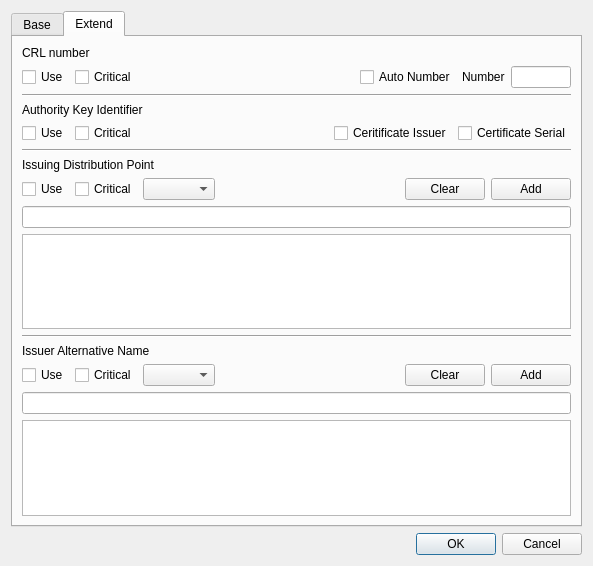
The window that CCMan/make_crl_profile_dlg.ui (jykim74/CCMan) describes before a commit, drawn with Qt 5.
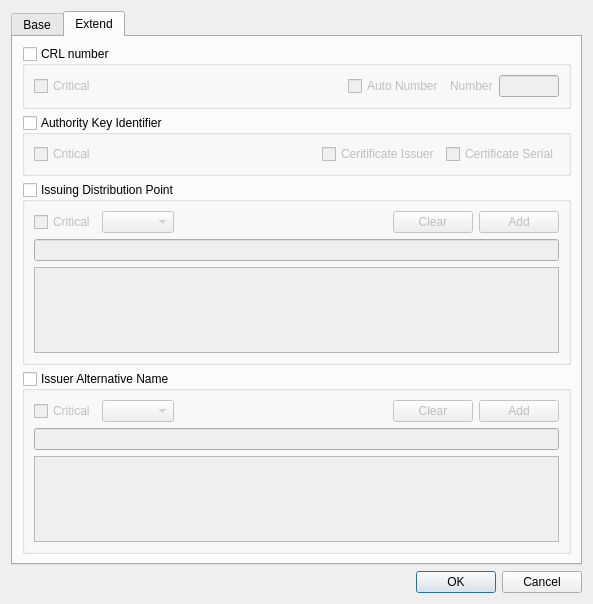
The same window after the commit. The open tabs and pages were chosen to show the change.

The edit to the form file:
```diff
--- a/CCMan/make_crl_profile_dlg.ui
+++ b/CCMan/make_crl_profile_dlg.ui
@@ -7,7 +7,7 @@
     <x>0</x>
     <y>0</y>
     <width>593</width>
-    <height>566</height>
+    <height>604</height>
    </rect>
   </property>
   <property name="windowTitle">
@@ -203,24 +203,7 @@
         </widget>
        </item>
        <item>
-        <layout class="QGridLayout" name="gridLayout_9">
-         <property name="topMargin">
-          <number>0</number>
-         </property>
-         <item row="0" column="3">
-          <widget class="QPushButton" name="mExtensionsAddBtn">
-           <property name="text">
-            <string>Add</string>
-           </property>
-          </widget>
-         </item>
-         <item row="0" column="0">
-          <widget class="QCheckBox" name="mExtensionsUseCheck">
-           <property name="text">
-            <string>Use Extensions</string>
-           </property>
-          </widget>
-         </item>
+           <layout class="QGridLayout" name="gridLayout_11">
          <item row="0" column="2">
           <widget class="QPushButton" name="mExtensionsClearBtn">
            <property name="text">
@@ -298,22 +281,33 @@
       </attribute>
       <layout class="QVBoxLayout" name="verticalLayout_3">
        <item>
-        <widget class="QLabel" name="label_2">
-         <property name="text">
+        <widget class="QGroupBox" name="mCRLNumGroup">
+         <property name="minimumSize">
+          <size>
+           <width>0</width>
+           <height>0</height>
+          </size>
+         </property>
+         <property name="title">
           <string>CRL number</string>
          </property>
-        </widget>
-       </item>
+         <property name="checkable">
+          <bool>true</bool>
+         </property>
+         <property name="checked">
+          <bool>false</bool>
+         </property>
+         <layout class="QVBoxLayout" name="verticalLayout_5">
        <item>
-        <layout class="QGridLayout" name="gridLayout_5">
-         <item row="0" column="1">
+           <layout class="QGridLayout" name="gridLayout_9">
+            <item row="0" column="0">
           <widget class="QCheckBox" name="mCRLNumCriticalCheck">
            <property name="text">
             <string>Critical</string>
            </property>
           </widget>
          </item>
-         <item row="0" column="5">
+            <item row="0" column="4">
           <widget class="QLineEdit" name="mCRLNumText">
            <property name="maximumSize">
             <size>
@@ -323,28 +317,21 @@
            </property>
           </widget>
          </item>
-         <item row="0" column="0">
-          <widget class="QCheckBox" name="mCRLNumUseCheck">
-           <property name="text">
-            <string>Use</string>
-           </property>
-          </widget>
-         </item>
-         <item row="0" column="4">
+            <item row="0" column="3">
           <widget class="QLabel" name="label_11">
            <property name="text">
             <string>Number</string>
            </property>
           </widget>
          </item>
-         <item row="0" column="3">
+            <item row="0" column="2">
           <widget class="QCheckBox" name="mCRLNumAutoCheck">
            <property name="text">
             <string>Auto Number</string>
            </property>
           </widget>
          </item>
-         <item row="0" column="2">
+            <item row="0" column="1">
           <spacer name="horizontalSpacer_4">
            <property name="orientation">
             <enum>Qt::Horizontal</enum>
@@ -359,44 +346,30 @@
          </item>
         </layout>
        </item>
-       <item>
-        <widget class="Line" name="line_3">
-         <property name="orientation">
-          <enum>Qt::Horizontal</enum>
-         </property>
+         </layout>
         </widget>
        </item>
        <item>
-        <widget class="QLabel" name="label_12">
-         <property name="text">
+        <widget class="QGroupBox" name="mAKIGroup">
+         <property name="minimumSize">
+          <size>
+           <width>0</width>
+           <height>0</height>
+          </size>
+         </property>
+         <property name="title">
           <string>Authority Key Identifier</string>
          </property>
-        </widget>
-       </item>
+         <property name="checkable">
+          <bool>true</bool>
+         </property>
+         <property name="checked">
+          <bool>false</bool>
+         </property>
+         <layout class="QVBoxLayout" name="verticalLayout_6">
        <item>
-        <layout class="QGridLayout" name="gridLayout_6">
-         <item row="0" column="1">
-          <widget class="QCheckBox" name="mAKICriticalCheck">
-           <property name="text">
-            <string>Critical</string>
-           </property>
-          </widget>
-         </item>
+           <layout class="QGridLayout" name="gridLayout_5">
          <item row="0" column="3">
-          <widget class="QCheckBox" name="mAKICertIssuerCheck">
-           <property name="text">
-            <string>Ceritificate Issuer</string>
-           </property>
-          </widget>
-         </item>
-         <item row="0" column="0">
-          <widget class="QCheckBox" name="mAKIUseCheck">
-           <property name="text">
-            <string>Use</string>
-           </property>
-          </widget>
-         </item>
-         <item row="0" column="4">
           <widget class="QCheckBox" name="mAKICertSerialCheck">
            <property name="text">
             <string>Certificate Serial</string>
@@ -404,6 +377,20 @@
           </widget>
          </item>
          <item row="0" column="2">
+             <widget class="QCheckBox" name="mAKICertIssuerCheck">
+              <property name="text">
+               <string>Ceritificate Issuer</string>
+              </property>
+             </widget>
+            </item>
+            <item row="0" column="0">
+             <widget class="QCheckBox" name="mAKICriticalCheck">
+              <property name="text">
+               <string>Critical</string>
+              </property>
+             </widget>
+            </item>
+            <item row="0" column="1">
           <spacer name="horizontalSpacer_5">
            <property name="orientation">
             <enum>Qt::Horizontal</enum>
@@ -418,30 +405,30 @@
          </item>
         </layout>
        </item>
-       <item>
-        <widget class="Line" name="line_4">
-         <property name="orientation">
-          <enum>Qt::Horizontal</enum>
-         </property>
+         </layout>
         </widget>
        </item>
        <item>
-        <widget class="QLabel" name="label_13">
-         <property name="text">
+        <widget class="QGroupBox" name="mIDPGroup">
+         <property name="minimumSize">
+          <size>
+           <width>0</width>
+           <height>0</height>
+          </size>
+         </property>
+         <property name="title">
           <string>Issuing Distribution Point</string>
          </property>
-        </widget>
-       </item>
+         <property name="checkable">
+          <bool>true</bool>
+         </property>
+         <property name="checked">
+          <bool>false</bool>
+         </property>
+         <layout class="QVBoxLayout" name="verticalLayout_7">
        <item>
-        <layout class="QGridLayout" name="gridLayout_7">
+           <layout class="QGridLayout" name="gridLayout_6">
          <item row="0" column="4">
-          <widget class="QPushButton" name="mIDPClearBtn">
-           <property name="text">
-            <string>Clear</string>
-           </property>
-          </widget>
-         </item>
-         <item row="0" column="5">
           <widget class="QPushButton" name="mIDPAddBtn">
            <property name="text">
             <string>Add</string>
@@ -449,23 +436,23 @@
           </widget>
          </item>
          <item row="0" column="1">
-          <widget class="QCheckBox" name="mIDPCriticalCheck">
-           <property name="text">
-            <string>Critical</string>
-           </property>
-          </widget>
-         </item>
-         <item row="0" column="0">
-          <widget class="QCheckBox" name="mIDPUseCheck">
-           <property name="text">
-            <string>Use</string>
-           </property>
-          </widget>
-         </item>
-         <item row="0" column="2">
           <widget class="QComboBox" name="mIDPCombo"/>
          </item>
+            <item row="0" column="0">
+             <widget class="QCheckBox" name="mIDPCriticalCheck">
+              <property name="text">
+               <string>Critical</string>
+              </property>
+             </widget>
+            </item>
          <item row="0" column="3">
+             <widget class="QPushButton" name="mIDPClearBtn">
+              <property name="text">
+               <string>Clear</string>
+              </property>
+             </widget>
+            </item>
+            <item row="0" column="2">
           <spacer name="horizontalSpacer_6">
            <property name="orientation">
             <enum>Qt::Horizontal</enum>
@@ -490,29 +477,30 @@
          </property>
         </widget>
        </item>
-       <item>
-        <widget class="Line" name="line_5">
-         <property name="orientation">
-          <enum>Qt::Horizontal</enum>
-         </property>
+         </layout>
         </widget>
        </item>
        <item>
-        <widget class="QLabel" name="label_14">
-         <property name="text">
+        <widget class="QGroupBox" name="mIANGroup">
+         <property name="minimumSize">
+          <size>
+           <width>0</width>
+           <height>0</height>
+          </size>
+         </property>
+         <property name="title">
           <string>Issuer Alternative Name</string>
          </property>
-        </widget>
-       </item>
+         <property name="checkable">
+          <bool>true</bool>
+         </property>
+         <property name="checked">
+          <bool>false</bool>
+         </property>
+         <layout class="QVBoxLayout" name="verticalLayout_8">
        <item>
-        <layout class="QGridLayout" name="gridLayout_8">
-         <property name="topMargin">
-          <number>0</number>
-         </property>
-         <item row="0" column="2">
-          <widget class="QComboBox" name="mIANCombo"/>
-         </item>
-         <item row="0" column="4">
+           <layout class="QGridLayout" name="gridLayout_7">
+            <item row="0" column="3">
           <widget class="QPushButton" name="mIANClearBtn">
            <property name="text">
             <string>Clear</string>
@@ -520,27 +508,23 @@
           </widget>
          </item>
          <item row="0" column="0">
-          <widget class="QCheckBox" name="mIANUseCheck">
-           <property name="text">
-            <string>Use</string>
-           </property>
-          </widget>
-         </item>
-         <item row="0" column="1">
           <widget class="QCheckBox" name="mIANCriticalCheck">
            <property name="text">
             <string>Critical</string>
            </property>
           </widget>
          </item>
-         <item row="0" column="5">
+            <item row="0" column="1">
+             <widget class="QComboBox" name="mIANCombo"/>
+            </item>
+            <item row="0" column="4">
           <widget class="QPushButton" name="mIANAddBtn">
            <property name="text">
             <string>Add</string>
            </property>
           </widget>
          </item>
-         <item row="0" column="3">
+            <item row="0" column="2">
           <spacer name="horizontalSpacer_7">
            <property name="orientation">
             <enum>Qt::Horizontal</enum>
@@ -563,6 +547,9 @@
          <property name="contextMenuPolicy">
           <enum>Qt::CustomContextMenu</enum>
          </property>
+           </widget>
+          </item>
+         </layout>
         </widget>
        </item>
       </layout>
```
Left out of the diff: 44 changed lines with no effect on the pictures. Lines whose indentation alone changed are shown as unchanged.
